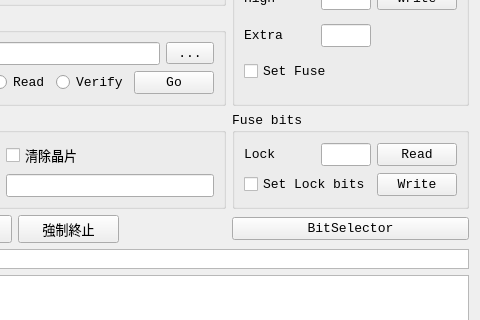
First picture: the form in ui/avrdude.ui, repository mickey9910326/ASA_HMI_Data_Agent, before the edit; both pictures show x 100 to 580 and y 280 to 600 of the 580 by 700 pixel window.
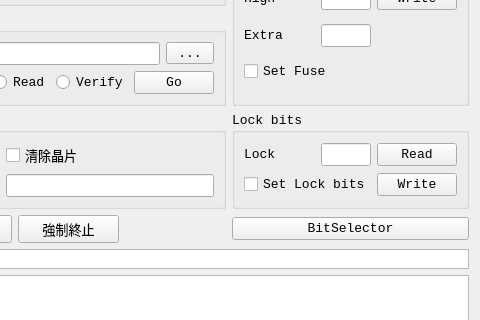
Second picture: the form after the edit.

Diff of the .ui file:
```diff
--- a/ui/avrdude.ui
+++ b/ui/avrdude.ui
@@ -565,7 +565,7 @@
       </font>
      </property>
      <property name="title">
-      <string>Fuse bits</string>
+      <string>Lock bits</string>
      </property>
      <layout class="QGridLayout" name="gridLayout_5">
       <item row="0" column="0">
```
